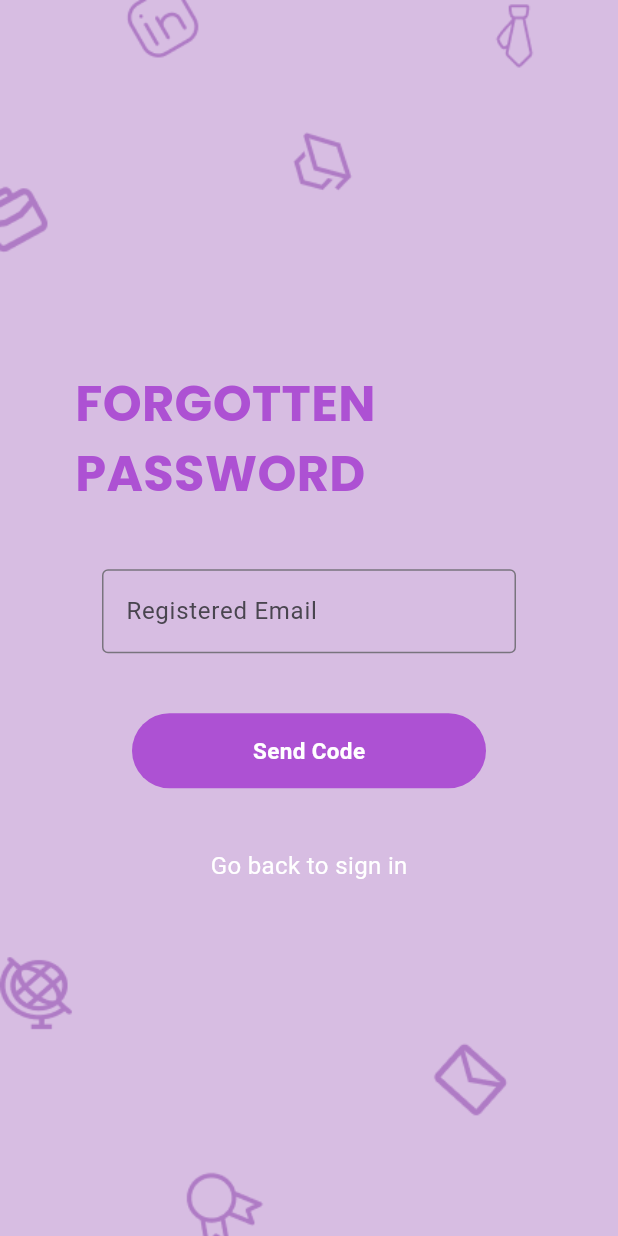
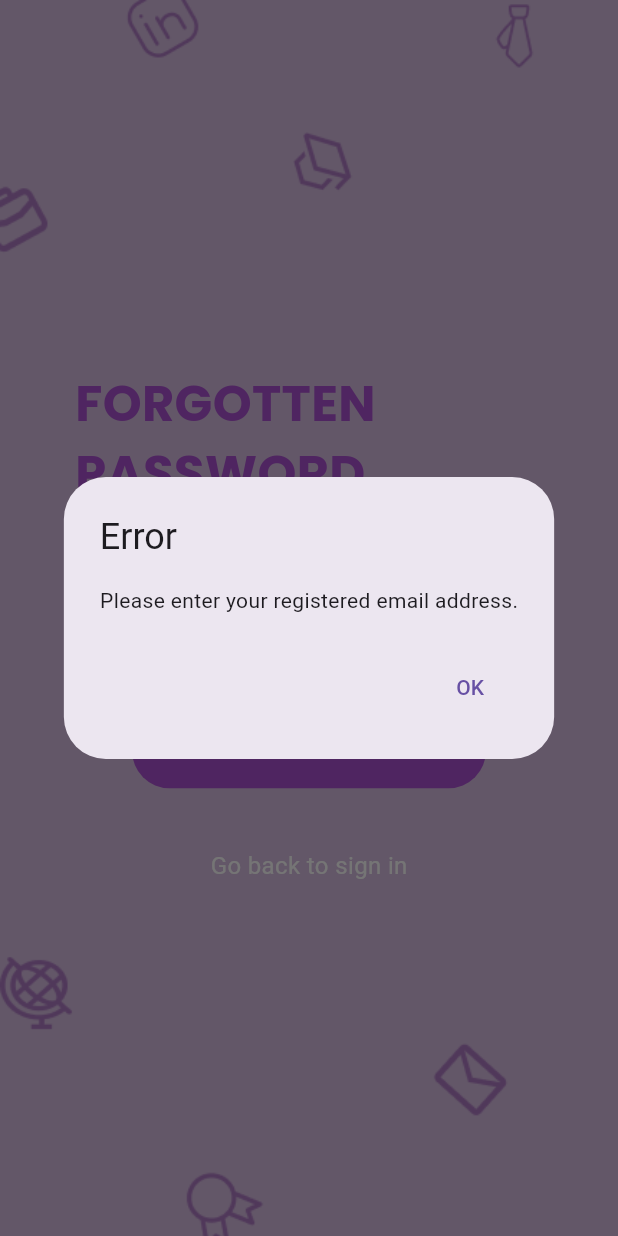
Before and after one commit to abiramianandkumar/AspireArc, a Flutter app: the ForgotPassword screen opened by its route, after a tap on "Send Code", on a phone screen of 412 x 824 dp. Run offline on Flutter 3.47's test engine with Material 3 defaults, Android fonts, the phone set to English and light mode, and no system bars; our stand-ins replace firebase_auth, firebase_core, google_fonts; accounts and stored records are empty.

Commit message:
Descriptive commit message

```diff
--- a/lib/pages/forgot_password.dart
+++ b/lib/pages/forgot_password.dart
@@ -3,15 +3,73 @@ import 'package:aspire_arc/components/button.dart';
 import 'package:flutter/material.dart';
 import 'package:google_fonts/google_fonts.dart';
 import 'package:aspire_arc/components/textfield.dart';
+import 'package:firebase_auth/firebase_auth.dart';
 
 class ForgotPassword extends StatefulWidget {
-  const ForgotPassword({super.key});
+  const ForgotPassword({Key? key}) : super(key: key);
 
   @override
   State<ForgotPassword> createState() => _ForgotPasswordState();
 }
 
 class _ForgotPasswordState extends State<ForgotPassword> {
+  final TextEditingController _emailController = TextEditingController();
+
+  void sendResetEmail() async {
+    String email = _emailController.text.trim();
+
+    if (email.isNotEmpty) {
+      try {
+        await FirebaseAuth.instance.sendPasswordResetEmail(email: email);
+
+        // Show success message or navigate to a success page
+        showDialog(
+          context: context,
+          builder: (context) => AlertDialog(
+            title: Text('Success'),
+            content: Text('Password reset email sent. Please check your email inbox.'),
+            actions: [
+              TextButton(
+                onPressed: () => Navigator.pop(context), // Close the dialog
+                child: Text('OK'),
+              ),
+            ],
+          ),
+        );
+      } catch (error) {
+        // Show error message if there's an issue sending the reset email
+        showDialog(
+          context: context,
+          builder: (context) => AlertDialog(
+            title: Text('Error'),
+            content: Text('Failed to send password reset email. Please try again later.'),
+            actions: [
+              TextButton(
+                onPressed: () => Navigator.pop(context), // Close the dialog
+                child: Text('OK'),
+              ),
+            ],
+          ),
+        );
+      }
+    } else {
+      // Show error message if email field is empty
+      showDialog(
+        context: context,
+        builder: (context) => AlertDialog(
+          title: Text('Error'),
+          content: Text('Please enter your registered email address.'),
+          actions: [
+            TextButton(
+              onPressed: () => Navigator.pop(context), // Close the dialog
+              child: Text('OK'),
+            ),
+          ],
+        ),
+      );
+    }
+  }
+
   @override
   Widget build(BuildContext context) {
     return Stack(
@@ -46,13 +104,12 @@ class _ForgotPasswordState extends State<ForgotPassword> {
                         crossAxisAlignment: CrossAxisAlignment.start,
                         children: [
                           CustomTextField(
+                            controller: _emailController,
                             labelText: 'Registered Email',
                           ),
                           SizedBox(height: 20),
                           MyButton(
-                            onTap: () {
-                              // Add your "send code" logic here
-                            },
+                            onTap: sendResetEmail,
                             text: 'Send Code',
                           ),
                           SizedBox(height: 20),
```
